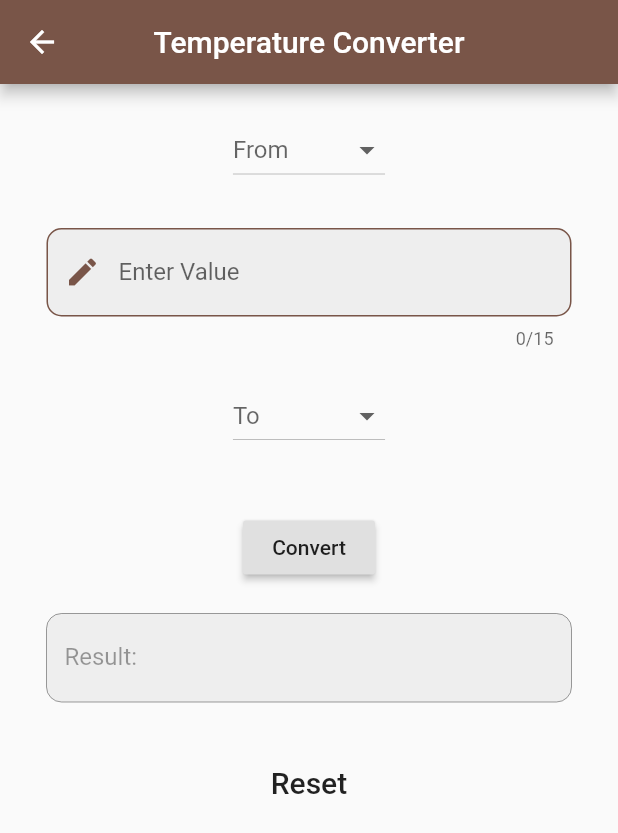
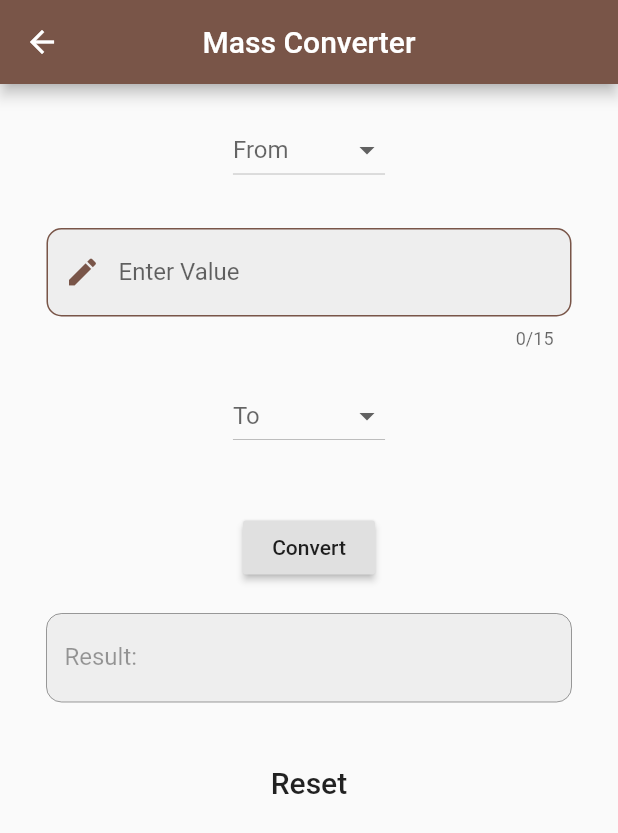
Before and after one commit to mohsinalialhussaini/unit_convertor_app, a Flutter app: the Mass screen opened by its route, on a phone screen of 412 x 824 dp. Shown: the top 833 px of the screen. Run offline on Flutter 3.47's test engine with Material 2 defaults, Android fonts, the phone set to English and light mode, and no system bars; accounts and stored records are empty.

Commit message:
I have done my 4 Unit conversion name like frequency ,mass ,length ,fuel_economy

```diff
--- a/lib/Units/frequency.dart
+++ b/lib/Units/frequency.dart
@@ -37,7 +37,7 @@ class _FrequencyState extends State<Frequency> {
     return Scaffold(
 
       appBar: AppBar(
-        title: Text('Temperature Converter'),
+        title: Text('Frequency Converter'),
         centerTitle: true,
         backgroundColor: Colors.teal,
       ),
--- a/lib/Units/mass.dart
+++ b/lib/Units/mass.dart
@@ -41,7 +41,7 @@ class _MassState extends State<Mass> {
     return Scaffold(
 
       appBar: AppBar(
-        title: Text('Temperature Converter'),
+        title: Text('Mass Converter'),
         centerTitle: true,
         backgroundColor: Colors.brown,
       ),
```
